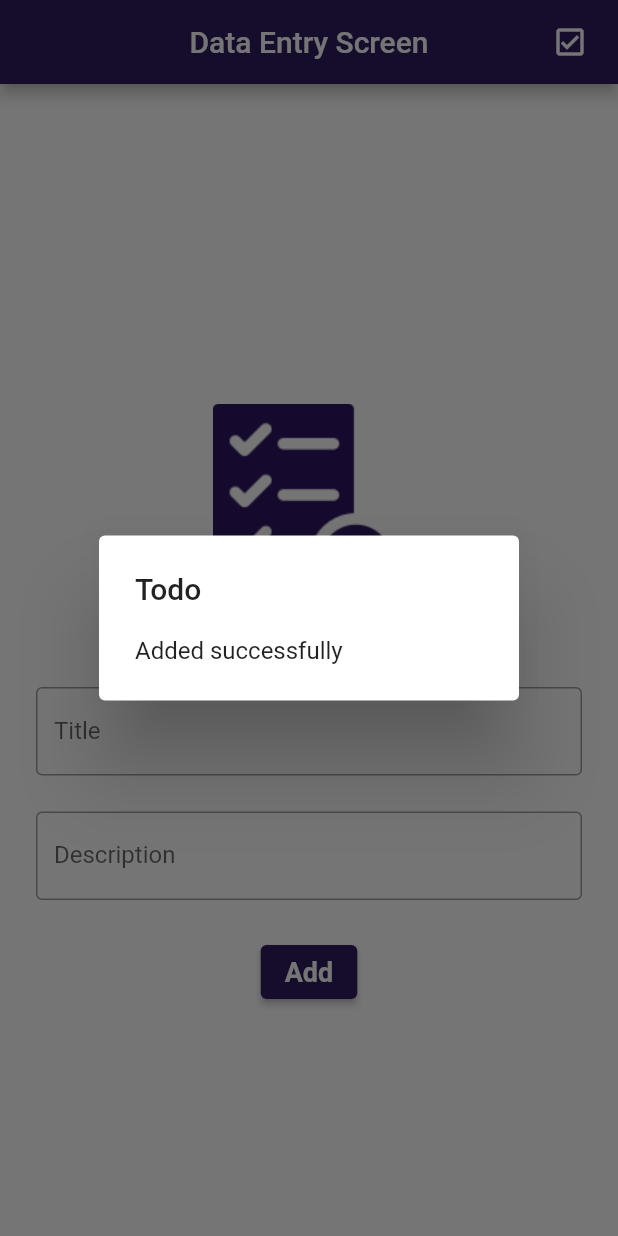
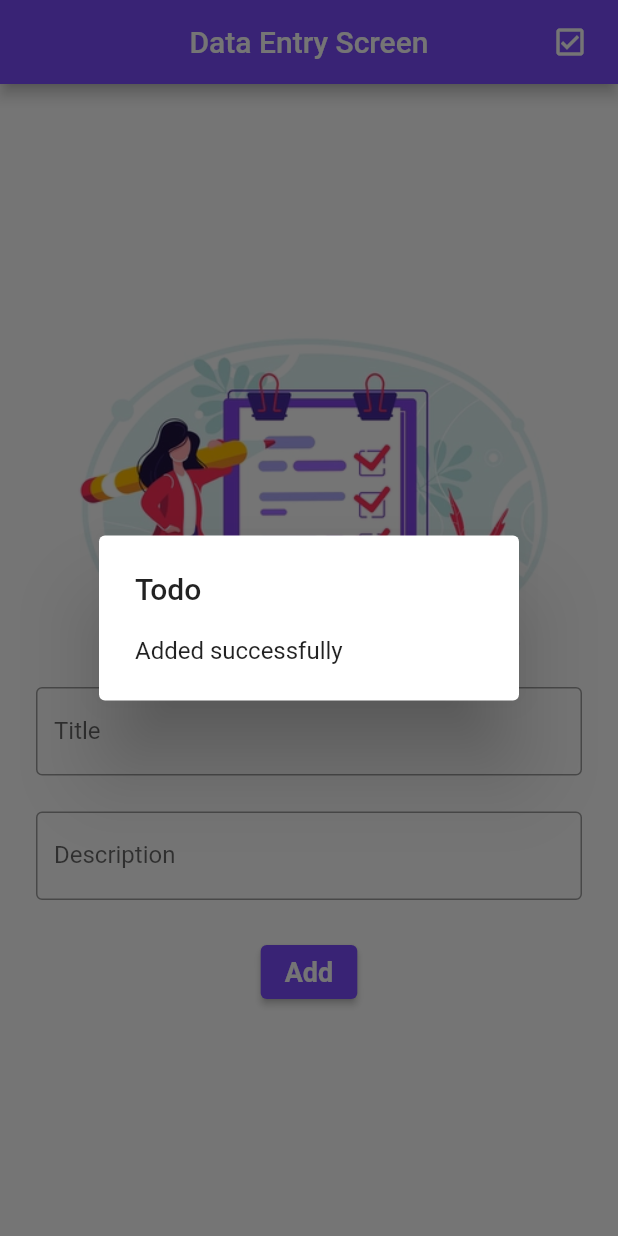
Before and after one commit to Zukhrufaa-Memon/todo_app_flutter, a Flutter app: the screen it shows after launch, after a tap on "Add", on a phone screen of 412 x 824 dp. Run offline on Flutter 3.47's test engine with Material 2 defaults, Android fonts, the phone set to English and light mode, and no system bars.

Commit message:
worked on ui

```diff
--- a/lib/constants/images.dart
+++ b/lib/constants/images.dart
@@ -3,7 +3,7 @@ class Images{
   // using this dedicated class for images so that we can have robust references
 
  static const String logo='assets/images/listt.png';
- static const String dataInputScreenImage='assets/images/add-todo.png';
+ static const String dataInputScreenImage='assets/images/todo.webp';
 
 
 //material page route is used to identify which screen we have to add in stack(navigator)
--- a/lib/main.dart
+++ b/lib/main.dart
@@ -17,7 +17,7 @@ class MyApp extends StatelessWidget {
        debugShowCheckedModeBanner: false,
       title: 'Flutter Demo',
       theme: ThemeData(
-        primarySwatch: Colors.purple,
+        primarySwatch: Colors.deepPurple,
       ),
      initialRoute: SplashScreen.routeName,
      routes: {
--- a/lib/pages/data_input_screen.dart
+++ b/lib/pages/data_input_screen.dart
@@ -43,7 +43,7 @@ class _DataInputScreenState extends State<DataInputScreen> {
     return Scaffold(
       backgroundColor: Colors.white,
       appBar: AppBar(
-        backgroundColor: const Color(0xFF311C61),
+        backgroundColor: Color.fromRGBO(124, 77, 255, 1),
         title: const Text('Data Entry Screen'),
         centerTitle: true,
         actions: [
@@ -94,7 +94,7 @@ class _DataInputScreenState extends State<DataInputScreen> {
               height: 24,
             ),
           ElevatedButton(
-            style: ElevatedButton.styleFrom(primary: const Color(0xFF311C61),),
+            style: ElevatedButton.styleFrom(primary: Colors.deepPurpleAccent,),
 
             onPressed: () {
                showDialog(context: context, builder:(context) {
--- a/lib/pages/splash_screen.dart
+++ b/lib/pages/splash_screen.dart
@@ -29,7 +29,7 @@ class _SplashScreenState extends State<SplashScreen> {
   @override
   Widget build(BuildContext context) {
      return  Scaffold(
-      backgroundColor: const Color(0xFF311C61),
+      backgroundColor:Color.fromRGBO(124, 77, 255, 1),//const Color(0xFF311C61),
       body: Center(
         child:Image.asset(
           Images.logo,
--- a/lib/pages/todo_list_page.dart
+++ b/lib/pages/todo_list_page.dart
@@ -19,7 +19,7 @@ class _TodoListPageState extends State<TodoListPage> {
   Widget build(BuildContext context) {
     return SafeArea(
       child: Scaffold(
-      appBar: AppBar(title: const Text('Todos'),backgroundColor: Color(0xFF311C61),),
+      appBar: AppBar(title: const Text('Todos'),backgroundColor:Colors.deepPurpleAccent,),
       body: Column(
         crossAxisAlignment: CrossAxisAlignment.center,
         children: [
--- a/pubspec.yaml
+++ b/pubspec.yaml
@@ -34,6 +34,7 @@ dependencies:
   # The following adds the Cupertino Icons font to your application.
   # Use with the CupertinoIcons class for iOS style icons.
   cupertino_icons: ^1.0.2
+  scaffold_gradient_background: ^1.0.3+1
 
 dev_dependencies:
   flutter_test:
@@ -59,8 +60,8 @@ flutter:
 
   # To add assets to your application, add an assets section, like this:
   assets:
+       -  assets/images/todo.webp
        -  assets/images/listt.png
-       -  assets/images/add-todo.png
   #   - images/a_dot_ham.jpeg
 
   # An image asset can refer to one or more resolution-specific "variants", see
```
Also changed, not shown: assets/images/add-todo.png, assets/images/add-todo1.png (added), assets/images/list.png (added), assets/images/listt.png, assets/images/todo.webp (added), assets/images/todoo.webp (added), pubspec.lock.
